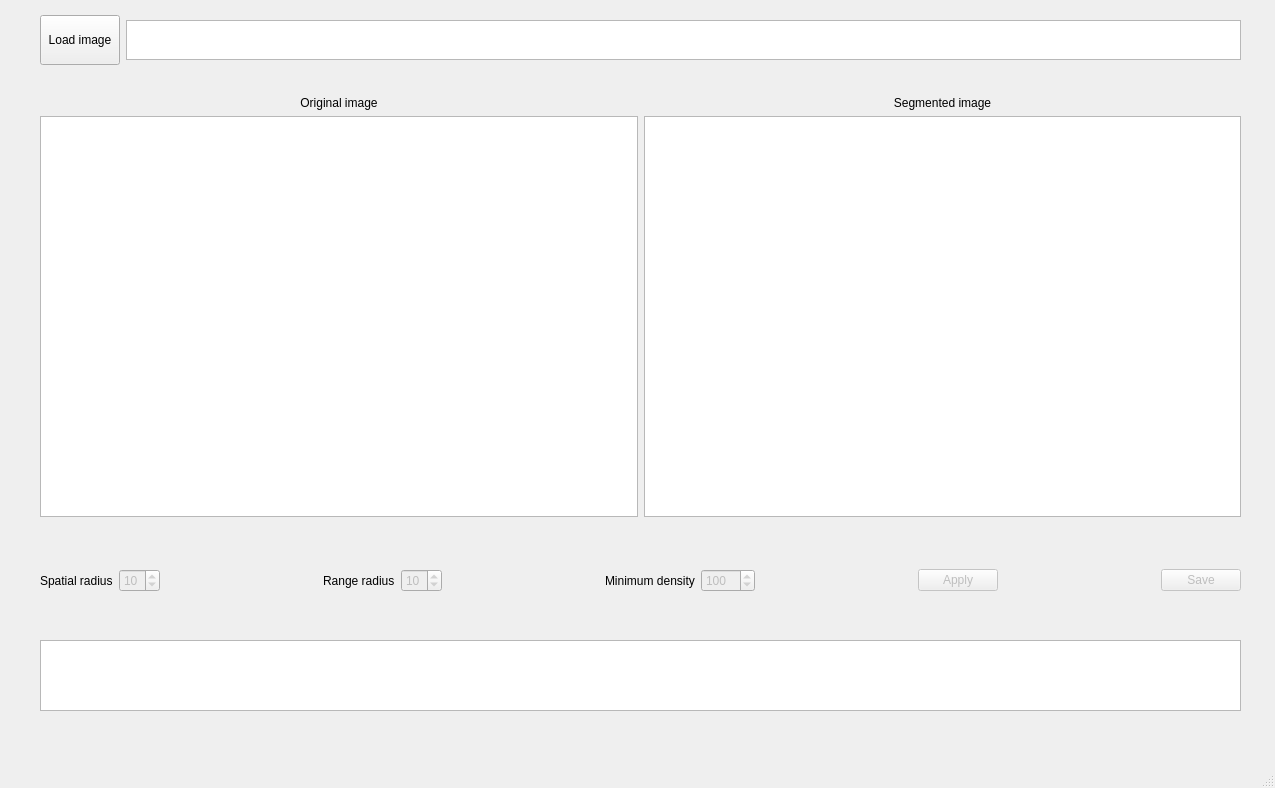
First picture: the form in ui/layout.ui, repository mauricioprod/MeanShift_Viewer, before the edit.
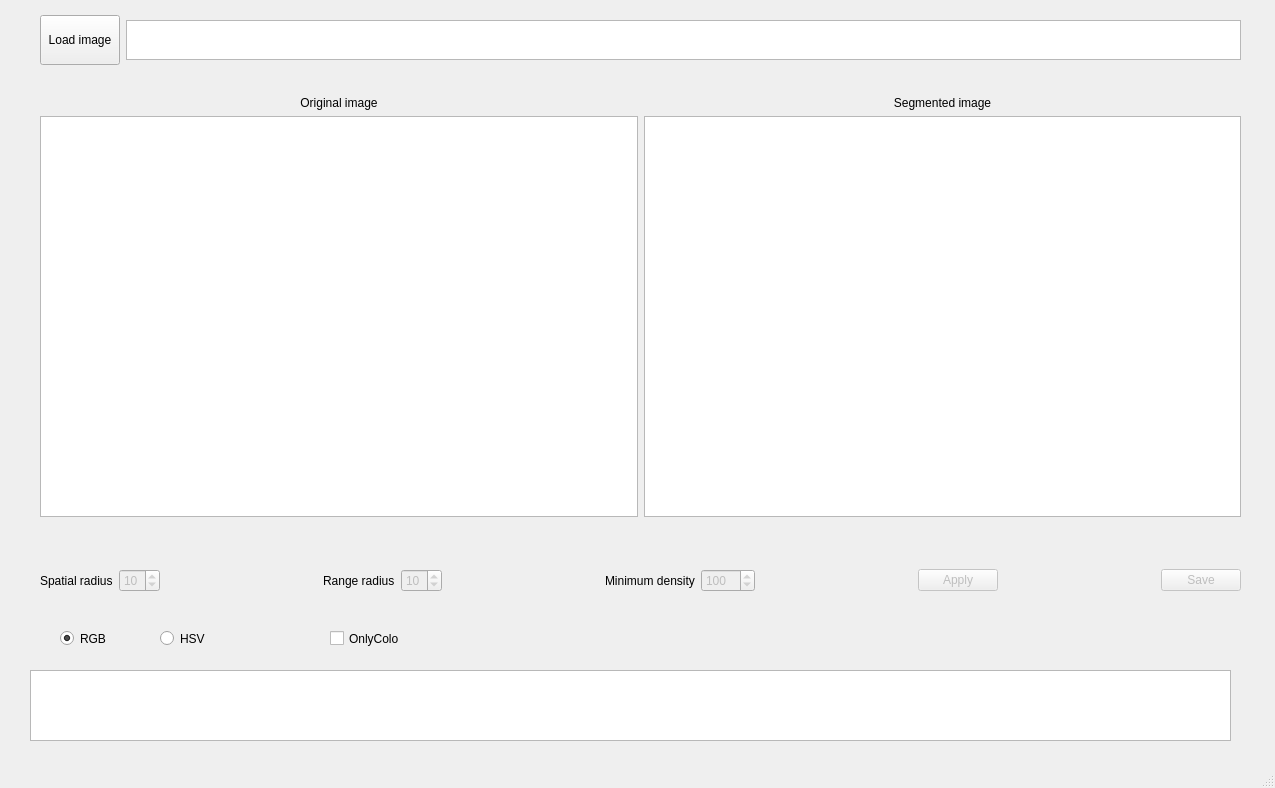
Second picture: the form after the edit.

Diff of the .ui file:
```diff
--- a/ui/layout.ui
+++ b/ui/layout.ui
@@ -202,8 +202,8 @@
    <widget class="QTextBrowser" name="output_textBrowser">
     <property name="geometry">
      <rect>
-      <x>40</x>
-      <y>640</y>
+      <x>30</x>
+      <y>670</y>
       <width>1201</width>
       <height>71</height>
      </rect>
@@ -250,16 +250,56 @@
      </item>
     </layout>
    </widget>
-   <widget class="QWidget" name="verticalLayoutWidget">
+   <widget class="QRadioButton" name="radioRGB">
     <property name="geometry">
      <rect>
-      <x>20</x>
-      <y>610</y>
-      <width>160</width>
-      <height>89</height>
+      <x>60</x>
+      <y>630</y>
+      <width>82</width>
+      <height>17</height>
      </rect>
     </property>
-    <layout class="QVBoxLayout" name="verticalLayout"/>
+    <property name="text">
+     <string>RGB</string>
+    </property>
+    <property name="checked">
+     <bool>true</bool>
+    </property>
+    <attribute name="buttonGroup">
+     <string notr="true">buttonGroup</string>
+    </attribute>
+   </widget>
+   <widget class="QRadioButton" name="radioHSV">
+    <property name="geometry">
+     <rect>
+      <x>160</x>
+      <y>630</y>
+      <width>82</width>
+      <height>17</height>
+     </rect>
+    </property>
+    <property name="text">
+     <string>HSV</string>
+    </property>
+    <property name="checked">
+     <bool>false</bool>
+    </property>
+    <attribute name="buttonGroup">
+     <string notr="true">buttonGroup</string>
+    </attribute>
+   </widget>
+   <widget class="QCheckBox" name="checkOnlyColor">
+    <property name="geometry">
+     <rect>
+      <x>330</x>
+      <y>630</y>
+      <width>70</width>
+      <height>17</height>
+     </rect>
+    </property>
+    <property name="text">
+     <string>OnlyColor</string>
+    </property>
    </widget>
   </widget>
   <widget class="QMenuBar" name="menubar">
```
Left out of the diff: 5 changed lines with no effect on the pictures.
